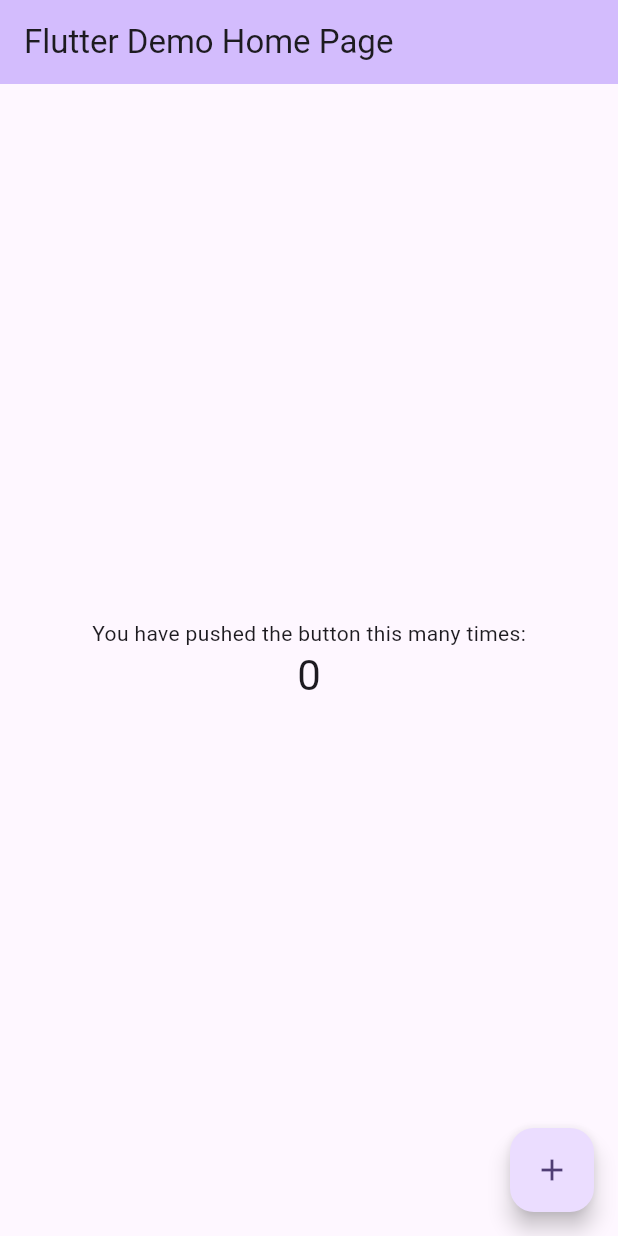
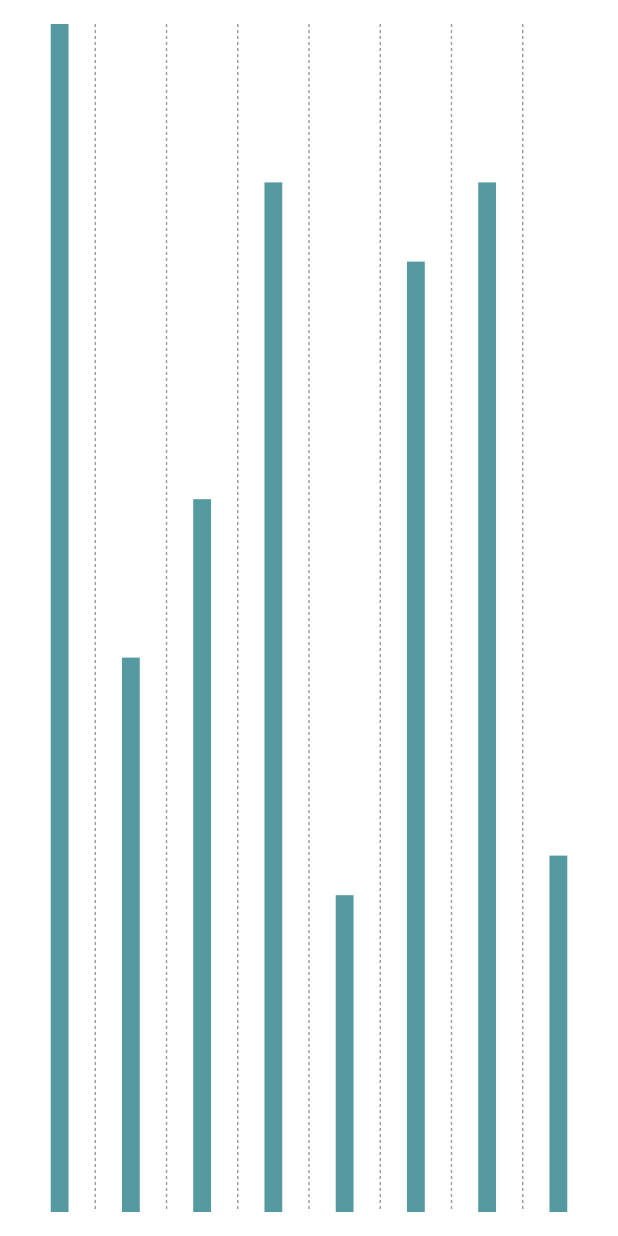
Before and after one commit to temoki/flutter_bar_graph, a Flutter app: the screen it shows after launch, on a phone screen of 412 x 824 dp. Run offline on Flutter 3.47's test engine with Material 2 defaults, Android fonts, the phone set to English and light mode, and no system bars.

Commit message:
bar graph with animation

```diff
--- a/lib/main.dart
+++ b/lib/main.dart
@@ -1,4 +1,5 @@
 import 'package:flutter/material.dart';
+import 'dart:math' as math;
 
 void main() {
   runApp(const MyApp());
@@ -11,115 +12,131 @@ class MyApp extends StatelessWidget {
   @override
   Widget build(BuildContext context) {
     return MaterialApp(
-      title: 'Flutter Demo',
+      title: 'Bar Graph',
       theme: ThemeData(
-        // This is the theme of your application.
-        //
-        // TRY THIS: Try running your application with "flutter run". You'll see
-        // the application has a blue toolbar. Then, without quitting the app,
-        // try changing the seedColor in the colorScheme below to Colors.green
-        // and then invoke "hot reload" (save your changes or press the "hot
-        // reload" button in a Flutter-supported IDE, or press "r" if you used
-        // the command line to start the app).
-        //
-        // Notice that the counter didn't reset back to zero; the application
-        // state is not lost during the reload. To reset the state, use hot
-        // restart instead.
-        //
-        // This works for code too, not just values: Most code changes can be
-        // tested with just a hot reload.
-        colorScheme: ColorScheme.fromSeed(seedColor: Colors.deepPurple),
+        colorScheme: ColorScheme.fromSeed(seedColor: Colors.blueGrey),
         useMaterial3: true,
       ),
-      home: const MyHomePage(title: 'Flutter Demo Home Page'),
+      home: const _HomePage(),
     );
   }
 }
 
-class MyHomePage extends StatefulWidget {
-  const MyHomePage({super.key, required this.title});
-
-  // This widget is the home page of your application. It is stateful, meaning
-  // that it has a State object (defined below) that contains fields that affect
-  // how it looks.
-
-  // This class is the configuration for the state. It holds the values (in this
-  // case the title) provided by the parent (in this case the App widget) and
-  // used by the build method of the State. Fields in a Widget subclass are
-  // always marked "final".
-
-  final String title;
+class _HomePage extends StatefulWidget {
+  const _HomePage();
 
   @override
-  State<MyHomePage> createState() => _MyHomePageState();
+  State<_HomePage> createState() => _HomeState();
 }
 
-class _MyHomePageState extends State<MyHomePage> {
-  int _counter = 0;
+class _HomeState extends State<_HomePage> with SingleTickerProviderStateMixin {
+  late AnimationController _controller;
+  late Animation<double> _animation;
 
-  void _incrementCounter() {
-    setState(() {
-      // This call to setState tells the Flutter framework that something has
-      // changed in this State, which causes it to rerun the build method below
-      // so that the display can reflect the updated values. If we changed
-      // _counter without calling setState(), then the build method would not be
-      // called again, and so nothing would appear to happen.
-      _counter++;
-    });
+  @override
+  void initState() {
+    super.initState();
+    _controller = AnimationController(
+      duration: const Duration(milliseconds: 500),
+      vsync: this,
+    );
+    _animation = CurvedAnimation(
+      parent: _controller,
+      curve: Curves.easeInOut,
+    );
+    _controller.forward();
+  }
+
+  @override
+  void dispose() {
+    _controller.dispose();
+    super.dispose();
   }
 
   @override
   Widget build(BuildContext context) {
-    // This method is rerun every time setState is called, for instance as done
-    // by the _incrementCounter method above.
-    //
-    // The Flutter framework has been optimized to make rerunning build methods
-    // fast, so that you can just rebuild anything that needs updating rather
-    // than having to individually change instances of widgets.
-    return Scaffold(
-      appBar: AppBar(
-        // TRY THIS: Try changing the color here to a specific color (to
-        // Colors.amber, perhaps?) and trigger a hot reload to see the AppBar
-        // change color while the other colors stay the same.
-        backgroundColor: Theme.of(context).colorScheme.inversePrimary,
-        // Here we take the value from the MyHomePage object that was created by
-        // the App.build method, and use it to set our appbar title.
-        title: Text(widget.title),
-      ),
-      body: Center(
-        // Center is a layout widget. It takes a single child and positions it
-        // in the middle of the parent.
-        child: Column(
-          // Column is also a layout widget. It takes a list of children and
-          // arranges them vertically. By default, it sizes itself to fit its
-          // children horizontally, and tries to be as tall as its parent.
-          //
-          // Column has various properties to control how it sizes itself and
-          // how it positions its children. Here we use mainAxisAlignment to
-          // center the children vertically; the main axis here is the vertical
-          // axis because Columns are vertical (the cross axis would be
-          // horizontal).
-          //
-          // TRY THIS: Invoke "debug painting" (choose the "Toggle Debug Paint"
-          // action in the IDE, or press "p" in the console), to see the
-          // wireframe for each widget.
-          mainAxisAlignment: MainAxisAlignment.center,
-          children: <Widget>[
-            const Text(
-              'You have pushed the button this many times:',
-            ),
-            Text(
-              '$_counter',
-              style: Theme.of(context).textTheme.headlineMedium,
-            ),
-          ],
+    return Padding(
+      padding: const EdgeInsets.all(16),
+      child: AnimatedBuilder(
+        animation: _controller,
+        builder: (context, _) => CustomPaint(
+          painter: _Painter(
+            values: [1500, 700, 900, 1300, 400, 1200, 1300, 450],
+            animationValue: _animation.value,
+          ),
         ),
       ),
-      floatingActionButton: FloatingActionButton(
-        onPressed: _incrementCounter,
-        tooltip: 'Increment',
-        child: const Icon(Icons.add),
-      ), // This trailing comma makes auto-formatting nicer for build methods.
     );
   }
 }
+
+class _Painter extends CustomPainter {
+  const _Painter({
+    required this.values,
+    required this.animationValue,
+  });
+
+  final List<int> values;
+  final double animationValue;
+
+  @override
+  void paint(Canvas canvas, Size size) {
+    final maxValue = values.reduce(math.max);
+    final unitWidth = size.width / values.length;
+
+    for (var i = 0; i < values.length; i++) {
+      final value = values[i];
+      final barWidth = unitWidth * 0.25;
+      final barHeight = (value / maxValue) * size.height * animationValue;
+      canvas.save();
+      canvas.translate(i * unitWidth + unitWidth * 0.5, 0);
+
+      canvas.drawRect(
+        Rect.fromLTWH(
+            -barWidth * 0.5, size.height - barHeight, barWidth, barHeight),
+        Paint()
+          ..color = const Color(0xFF5599A1)
+          ..style = PaintingStyle.fill,
+      );
+
+      if (i != values.length - 1) {
+        drawDashedVerticalLine(
+          canvas,
+          unitWidth * 0.5,
+          size.height,
+          0,
+          Paint()
+            ..color = Colors.grey
+            ..style = PaintingStyle.stroke
+            ..strokeWidth = 1,
+          2,
+          2,
+        );
+      }
+
+      canvas.restore();
+    }
+  }
+
+  @override
+  bool shouldRepaint(covariant CustomPainter oldDelegate) => true;
+
+  void drawDashedVerticalLine(
+    Canvas canvas,
+    double x,
+    double y1,
+    double y2,
+    Paint paint,
+    double dashLength,
+    double spaceLength,
+  ) {
+    final totalLength = dashLength + spaceLength;
+    var y = math.min(y1, y2);
+    var ymax = math.max(y1, y2);
+    while (y < ymax) {
+      canvas.drawLine(
+          Offset(x, y), Offset(x, math.min(y + dashLength, ymax)), paint);
+      y += totalLength;
+    }
+  }
+}
```
